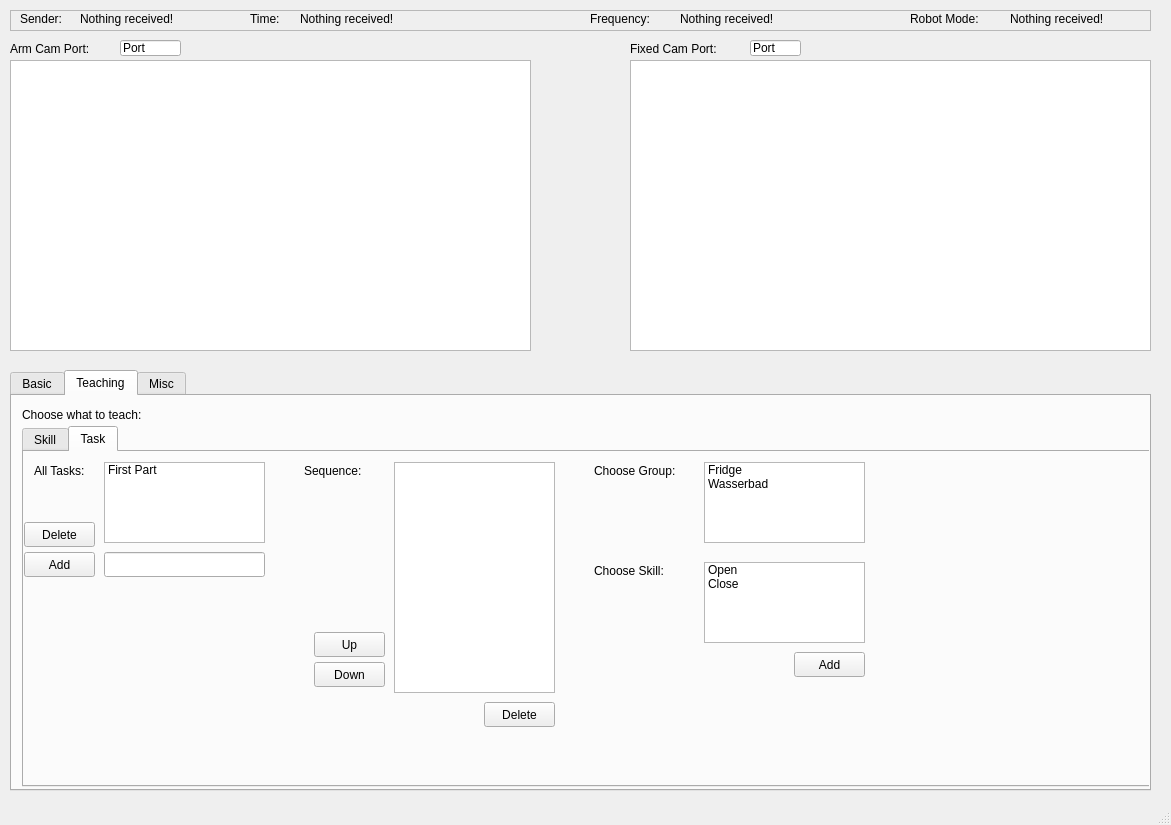
Before: the Qt Designer form user-interface/forms/userinterface.ui in TheGaertner/cryopreservation-panda, drawn with Qt 5.
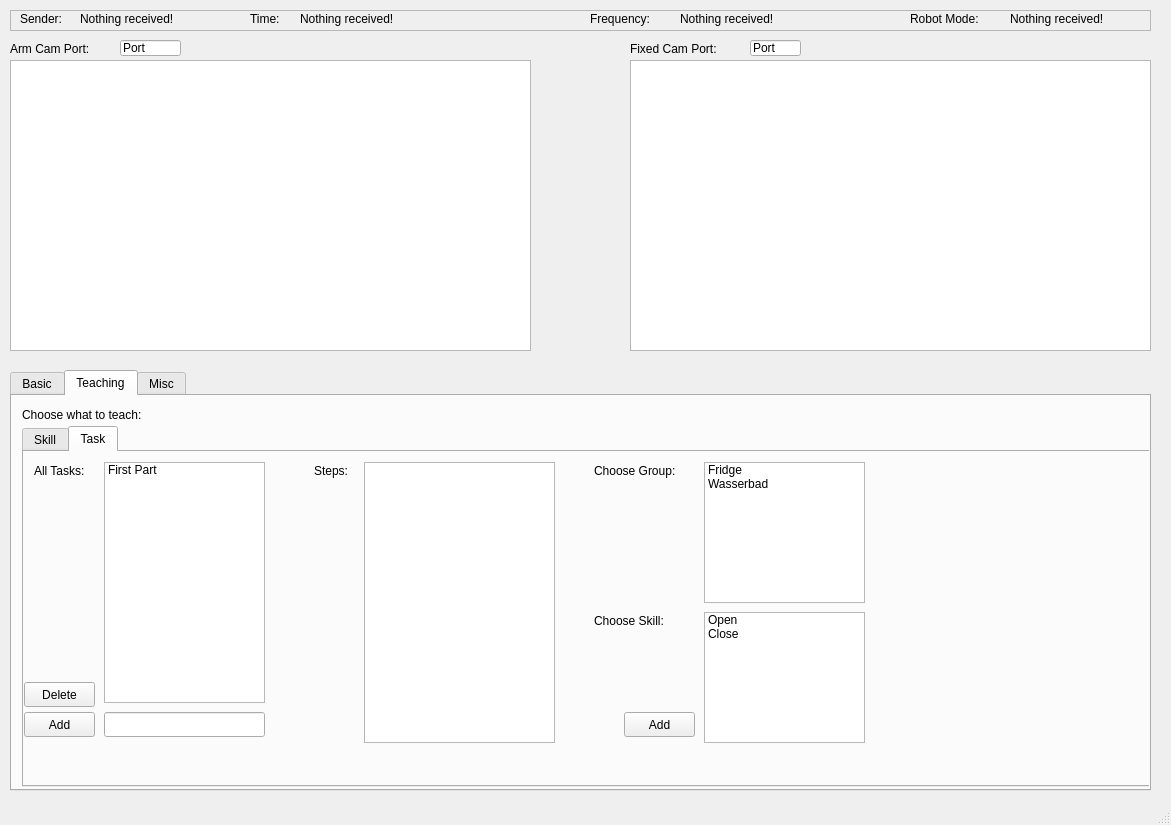
After: the same form once the commit is applied. Icons and pictures are not drawn. Custom widgets are drawn as their Qt base class.

What changed in the file:
```diff
--- a/user-interface/forms/userinterface.ui
+++ b/user-interface/forms/userinterface.ui
@@ -2216,7 +2216,7 @@
           <x>80</x>
           <y>10</y>
           <width>161</width>
-          <height>81</height>
+          <height>241</height>
          </rect>
         </property>
         <item>
@@ -2231,7 +2231,7 @@
           <x>680</x>
           <y>10</y>
           <width>161</width>
-          <height>81</height>
+          <height>141</height>
          </rect>
         </property>
         <item>
@@ -2248,8 +2248,8 @@
        <widget class="QPushButton" name="pushButton_36">
         <property name="geometry">
          <rect>
-          <x>770</x>
-          <y>200</y>
+          <x>600</x>
+          <y>260</y>
           <width>71</width>
           <height>25</height>
          </rect>
@@ -2262,7 +2262,7 @@
         <property name="geometry">
          <rect>
           <x>570</x>
-          <y>110</y>
+          <y>160</y>
           <width>91</width>
           <height>17</height>
          </rect>
@@ -2275,9 +2275,9 @@
         <property name="geometry">
          <rect>
           <x>680</x>
-          <y>110</y>
+          <y>160</y>
           <width>161</width>
-          <height>81</height>
+          <height>131</height>
          </rect>
         </property>
         <item>
@@ -2294,10 +2294,10 @@
        <widget class="QListWidget" name="listWidget_18">
         <property name="geometry">
          <rect>
-          <x>370</x>
+          <x>340</x>
           <y>10</y>
-          <width>161</width>
-          <height>231</height>
+          <width>191</width>
+          <height>281</height>
          </rect>
         </property>
        </widget>
@@ -2314,30 +2314,17 @@
          <string>All Tasks:</string>
         </property>
        </widget>
-       <widget class="QPushButton" name="pushButton_35">
-        <property name="geometry">
-         <rect>
-          <x>460</x>
-          <y>250</y>
-          <width>71</width>
-          <height>25</height>
-         </rect>
-        </property>
-        <property name="text">
-         <string>Delete</string>
-        </property>
-       </widget>
        <widget class="QLabel" name="label_46">
         <property name="geometry">
          <rect>
-          <x>280</x>
+          <x>290</x>
           <y>10</y>
-          <width>91</width>
+          <width>51</width>
           <height>17</height>
          </rect>
         </property>
         <property name="text">
-         <string>Sequence:</string>
+         <string>Steps:</string>
         </property>
        </widget>
        <widget class="QLabel" name="label_43">
@@ -2357,7 +2344,7 @@
         <property name="geometry">
          <rect>
           <x>0</x>
-          <y>70</y>
+          <y>230</y>
           <width>71</width>
           <height>25</height>
          </rect>
@@ -2370,7 +2357,7 @@
         <property name="geometry">
          <rect>
           <x>0</x>
-          <y>100</y>
+          <y>260</y>
           <width>71</width>
           <height>25</height>
          </rect>
@@ -2383,7 +2370,7 @@
         <property name="geometry">
          <rect>
           <x>80</x>
-          <y>100</y>
+          <y>260</y>
           <width>161</width>
           <height>25</height>
          </rect>
@@ -2392,32 +2379,6 @@
          <string/>
         </property>
        </widget>
-       <widget class="QPushButton" name="pushButton_28">
-        <property name="geometry">
-         <rect>
-          <x>290</x>
-          <y>180</y>
-          <width>71</width>
-          <height>25</height>
-         </rect>
-        </property>
-        <property name="text">
-         <string>Up</string>
-        </property>
-       </widget>
-       <widget class="QPushButton" name="pushButton_33">
-        <property name="geometry">
-         <rect>
-          <x>290</x>
-          <y>210</y>
-          <width>71</width>
-          <height>25</height>
-         </rect>
-        </property>
-        <property name="text">
-         <string>Down</string>
-        </property>
-       </widget>
       </widget>
      </widget>
     </widget>
```
Left out of the diff: 75 changed lines with no effect on the pictures.
